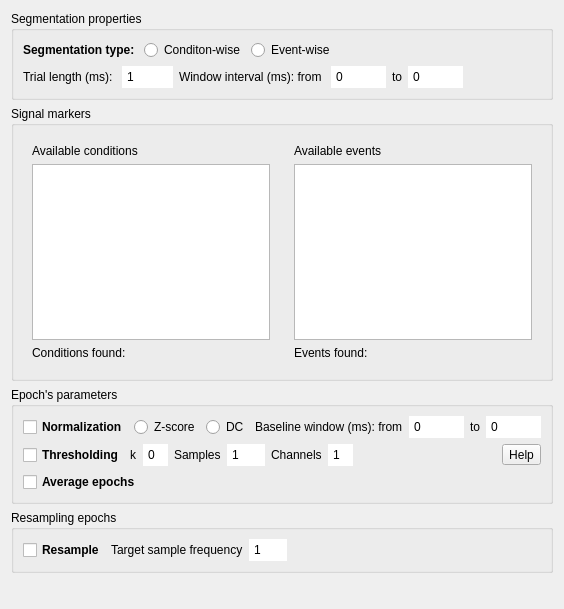
Before: the Qt Designer form segmentation.ui in medusabci/medusa-analyzer, drawn with Qt 5.
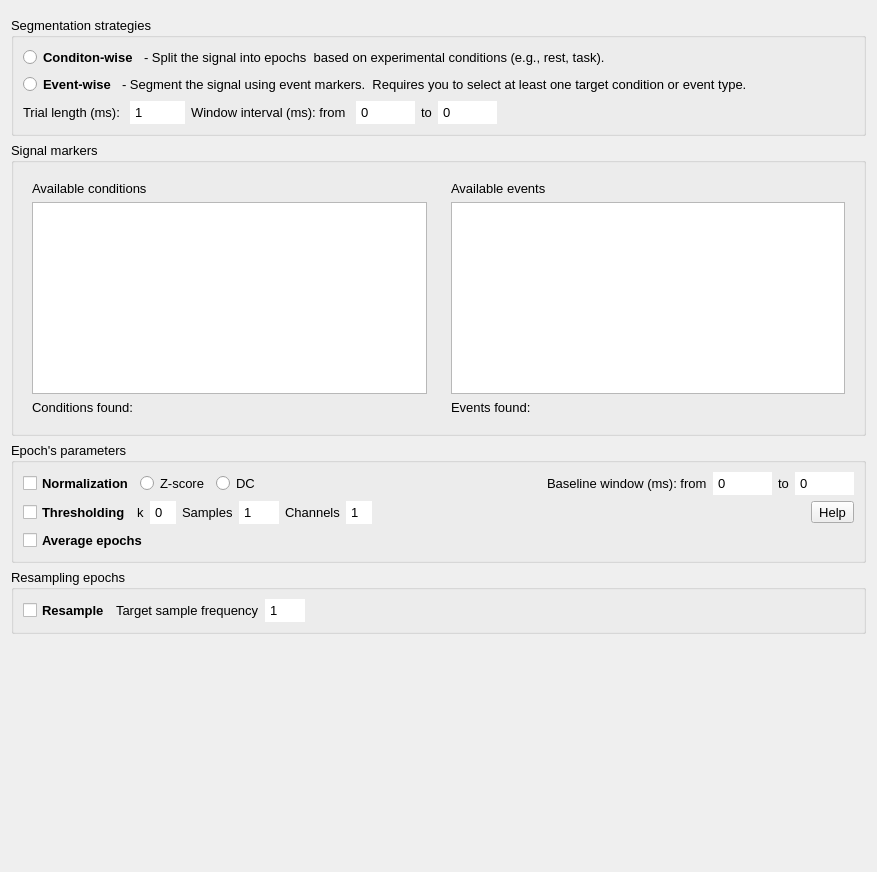
After: the same form once the commit is applied.

Commit message: Included BrowseTexts with explanations in all widgets. Changed font size.

```diff
--- a/segmentation.ui
+++ b/segmentation.ui
@@ -6,51 +6,98 @@
    <rect>
     <x>0</x>
     <y>0</y>
-    <width>518</width>
-    <height>609</height>
+    <width>877</width>
+    <height>872</height>
    </rect>
   </property>
   <property name="windowTitle">
    <string>Form</string>
   </property>
   <layout class="QVBoxLayout" name="verticalLayout_2">
+   <item>
+    <widget class="QFrame" name="topContentWidget">
+     <property name="frameShape">
+      <enum>QFrame::StyledPanel</enum>
+     </property>
+     <property name="frameShadow">
+      <enum>QFrame::Raised</enum>
+     </property>
+    </widget>
+   </item>
    <item>
     <widget class="QGroupBox" name="segmentation_properties">
+     <property name="font">
+      <font>
+       <pointsize>10</pointsize>
+      </font>
+     </property>
      <property name="title">
-      <string>Segmentation properties</string>
+      <string>Segmentation strategies</string>
      </property>
      <layout class="QVBoxLayout" name="verticalLayout">
       <item>
-       <layout class="QHBoxLayout" name="conditions">
+       <layout class="QVBoxLayout" name="verticalLayout_5">
         <item>
-         <widget class="QLabel" name="segmentationtypeLabel">
-          <property name="font">
-           <font>
-            <weight>75</weight>
-            <bold>true</bold>
-           </font>
-          </property>
-          <property name="text">
-           <string>Segmentation type: </string>
-          </property>
-         </widget>
-        </item>
+         <layout class="QHBoxLayout" name="horizontalLayout_9">
         <item>
          <widget class="QRadioButton" name="conditionRButton">
+            <property name="font">
+             <font>
+              <weight>75</weight>
+              <bold>true</bold>
+             </font>
+            </property>
           <property name="text">
            <string>Conditon-wise</string>
           </property>
          </widget>
         </item>
         <item>
+           <widget class="QLabel" name="label_2">
+            <property name="text">
+             <string>- Split the signal into epochs  based on experimental conditions (e.g., rest, task).</string>
+            </property>
+           </widget>
+          </item>
+          <item>
+           <spacer name="horizontalSpacer">
+            <property name="orientation">
+             <enum>Qt::Horizontal</enum>
+            </property>
+            <property name="sizeHint" stdset="0">
+             <size>
+              <width>40</width>
+              <height>20</height>
+             </size>
+            </property>
+           </spacer>
+          </item>
+         </layout>
+        </item>
+        <item>
+         <layout class="QHBoxLayout" name="horizontalLayout_6">
+          <item>
          <widget class="QRadioButton" name="eventRButton">
+            <property name="font">
+             <font>
+              <weight>75</weight>
+              <bold>true</bold>
+             </font>
+            </property>
           <property name="text">
            <string>Event-wise</string>
           </property>
          </widget>
         </item>
         <item>
-         <spacer name="horizontalSpacer">
+           <widget class="QLabel" name="label">
+            <property name="text">
+             <string>- Segment the signal using event markers.  Requires you to select at least one target condition or event type.</string>
+            </property>
+           </widget>
+          </item>
+          <item>
+           <spacer name="horizontalSpacer_6">
           <property name="orientation">
            <enum>Qt::Horizontal</enum>
           </property>
@@ -61,6 +108,8 @@
            </size>
           </property>
          </spacer>
+          </item>
+         </layout>
         </item>
        </layout>
       </item>
@@ -198,6 +247,11 @@
    </item>
    <item>
     <widget class="QGroupBox" name="signal_markers">
+     <property name="font">
+      <font>
+       <pointsize>10</pointsize>
+      </font>
+     </property>
      <property name="title">
       <string>Signal markers</string>
      </property>
@@ -273,6 +327,11 @@
    </item>
    <item>
     <widget class="QGroupBox" name="groupBox_2">
+     <property name="font">
+      <font>
+       <pointsize>10</pointsize>
+      </font>
+     </property>
      <property name="title">
       <string>Epoch's parameters</string>
      </property>
@@ -511,6 +570,11 @@
    </item>
    <item>
     <widget class="QGroupBox" name="groupBox">
+     <property name="font">
+      <font>
+       <pointsize>10</pointsize>
+      </font>
+     </property>
      <property name="title">
       <string>Resampling epochs</string>
      </property>
```
Lines whose indentation alone changed are shown as unchanged. The commit also changes 9 other files.
